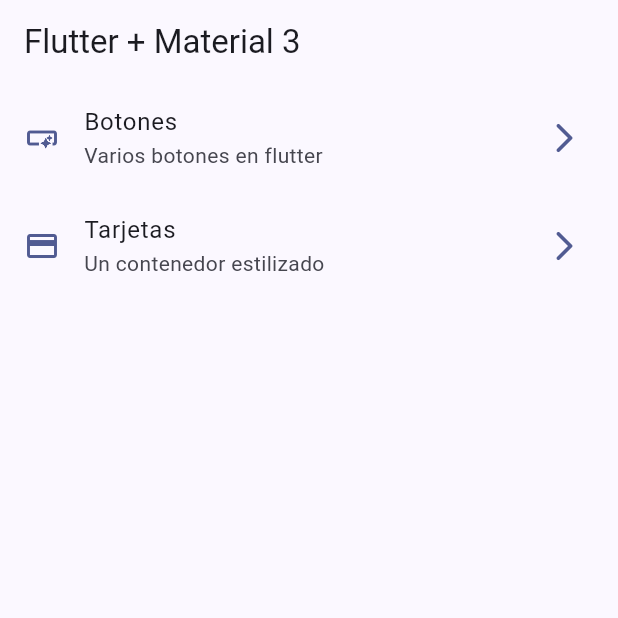
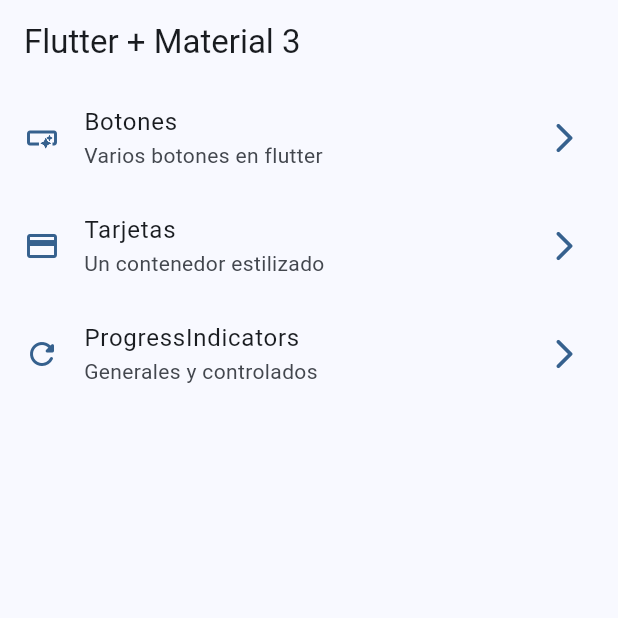
Before and after one commit to OscarOcomatl/widgets_app, a Flutter app: the screen it shows after launch, on a phone screen of 412 x 824 dp, the top half of it. Run offline on Flutter 3.47's test engine with Material 3 defaults, Android fonts, the phone set to English and light mode, and no system bars; our stand-ins replace go_router.

Commit message:
progress inicator terminado

```diff
--- a/lib/config/menu/menu_items.dart
+++ b/lib/config/menu/menu_items.dart
@@ -29,4 +29,10 @@ const appMenuItems = <MenuItem>[
     link: '/cards',
     icon: Icons.credit_card
   ),
+  MenuItem(
+    title: 'ProgressIndicators',
+    subtitle: 'Generales y controlados',
+    link: '/progress',
+    icon: Icons.refresh_rounded
+  ),
 ];
--- a/lib/config/router/app_router.dart
+++ b/lib/config/router/app_router.dart
@@ -20,5 +20,10 @@ final appRouter = GoRouter(
       name: CardsScreen.name,
       builder: (context, state) => const CardsScreen(),
     ),
+    GoRoute(
+      path: '/progress',
+      name: ProgressScreen.name,
+      builder: (context, state) => const ProgressScreen(),
+    ),
   ],
 );
--- a/lib/main.dart
+++ b/lib/main.dart
@@ -13,7 +13,7 @@ class MainApp extends StatelessWidget {
   Widget build(BuildContext context) {
     return MaterialApp.router(
       debugShowCheckedModeBanner: false,
-      theme: AppTheme(selectedColor: 6).getTheme(),
+      theme: AppTheme(selectedColor: 1).getTheme(),
       routerConfig: appRouter,
       // home: const HomeScreen(),
       // routes: {
```
Also changed, not shown: lib/presentation/screens/progress/progress_screen.dart (+59 -1 lines).
